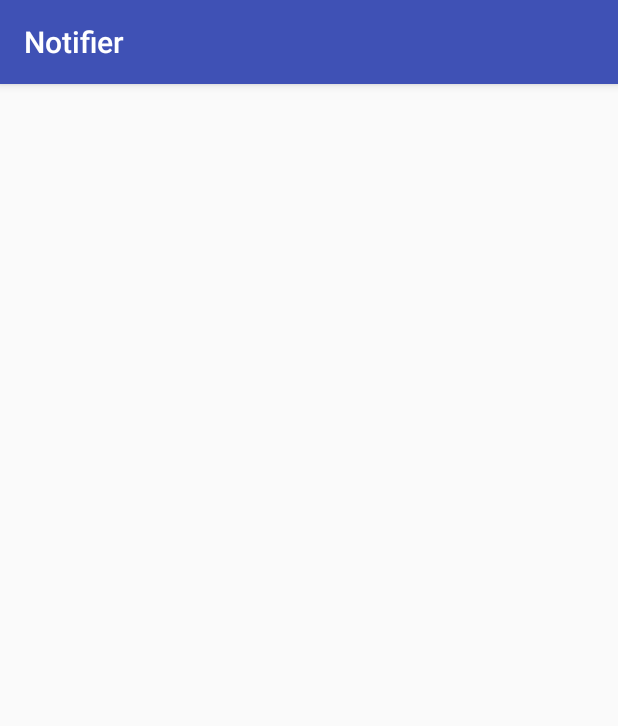
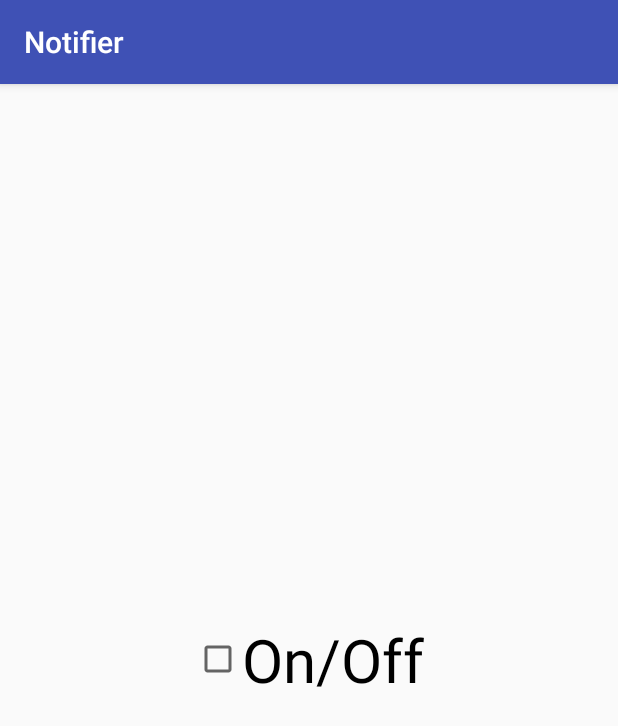
Before and after one commit to Akitektuo/Notifier, an Android app: the screen it shows after launch (MainActivity), on a phone screen of 412 x 824 dp. Shown: the top 726 px of the screen. Run offline under Robolectric (Android 15) with nearby library versions, the phone set to English and light mode, and no system bars.

Commit message:
Added preferences

```diff
--- a/app/src/main/java/com/akitektuo/notifier/MainActivity.java
+++ b/app/src/main/java/com/akitektuo/notifier/MainActivity.java
@@ -5,11 +5,14 @@ import android.media.AudioManager;
 import android.media.SoundPool;
 import android.os.Bundle;
 import android.support.v7.app.AppCompatActivity;
+import android.widget.CheckBox;
+import android.widget.CompoundButton;
 
 public class MainActivity extends AppCompatActivity {
 
     public static SoundPool sound;
     public static int soundId;
+    public static Preference preference;
 
     @Override
     protected void onCreate(Bundle savedInstanceState) {
@@ -17,6 +20,14 @@ public class MainActivity extends AppCompatActivity {
         setContentView(R.layout.activity_main);
         sound = new SoundPool(8, AudioManager.STREAM_MUSIC, 0);
         soundId = sound.load(this, R.raw.sound, 1);
+        CheckBox checkOnOff = (CheckBox) findViewById(R.id.check_on_off);
+        preference = new Preference(this);
+        checkOnOff.setOnCheckedChangeListener(new CompoundButton.OnCheckedChangeListener() {
+            @Override
+            public void onCheckedChanged(CompoundButton compoundButton, boolean b) {
+                preference.setPreference(Preference.KEY_ON_OFF, b);
+            }
+        });
         startService(new Intent(this, SoundNotifier.class));
     }
 
--- /dev/null
+++ b/app/src/main/java/com/akitektuo/notifier/Preference.java
@@ -0,0 +1,37 @@
+package com.akitektuo.notifier;
+
+import android.content.Context;
+import android.content.SharedPreferences;
+
+/**
+ * Created by AoD Akitektuo on 23-Apr-17 at 10:12.
+ */
+
+public class Preference {
+
+    static final String KEY_INITIALIZE = "initialize";
+    static final String KEY_ON_OFF = "on_off";
+    private SharedPreferences sharedPreferences;
+    private SharedPreferences.Editor editor;
+
+    public Preference(Context context) {
+        if (sharedPreferences == null) {
+            sharedPreferences = context.getSharedPreferences(KEY_INITIALIZE, Context.MODE_PRIVATE);
+            editor = sharedPreferences.edit();
+        }
+    }
+
+    private void savePreferences() {
+        editor.commit();
+    }
+
+    public void setPreference(String key, boolean bool) {
+        editor.putBoolean(key, bool);
+        savePreferences();
+    }
+
+    public boolean getPreferenceBoolean(String key) {
+        return sharedPreferences.getBoolean(key, false);
+    }
+
+}
--- a/app/src/main/java/com/akitektuo/notifier/SoundNotifier.java
+++ b/app/src/main/java/com/akitektuo/notifier/SoundNotifier.java
@@ -4,6 +4,7 @@ import android.accessibilityservice.AccessibilityService;
 import android.os.Handler;
 import android.view.accessibility.AccessibilityEvent;
 
+import static com.akitektuo.notifier.MainActivity.preference;
 import static com.akitektuo.notifier.MainActivity.sound;
 import static com.akitektuo.notifier.MainActivity.soundId;
 
@@ -15,7 +16,8 @@ public class SoundNotifier extends AccessibilityService {
 
     @Override
     public void onAccessibilityEvent(AccessibilityEvent event) {
-        if (event.getEventType() == AccessibilityEvent.TYPE_NOTIFICATION_STATE_CHANGED) {
+        if (preference.getPreferenceBoolean(Preference.KEY_ON_OFF) &&
+                event.getEventType() == AccessibilityEvent.TYPE_NOTIFICATION_STATE_CHANGED) {
             sound.play(soundId, 1, 1, 1, 0, 1);
             new Handler().postDelayed(new Runnable() {
                 @Override
--- a/app/src/main/res/layout/activity_main.xml
+++ b/app/src/main/res/layout/activity_main.xml
@@ -1,8 +1,16 @@
 <?xml version="1.0" encoding="utf-8"?>
-<android.support.constraint.ConstraintLayout xmlns:android="http://schemas.android.com/apk/res/android"
+<RelativeLayout xmlns:android="http://schemas.android.com/apk/res/android"
     xmlns:tools="http://schemas.android.com/tools"
     android:layout_width="match_parent"
     android:layout_height="match_parent"
     tools:context="com.akitektuo.notifier.MainActivity">
 
-</android.support.constraint.ConstraintLayout>
+    <CheckBox
+        android:id="@+id/check_on_off"
+        android:layout_width="wrap_content"
+        android:layout_height="wrap_content"
+        android:layout_centerInParent="true"
+        android:text="@string/on_off"
+        android:textSize="40sp" />
+
+</RelativeLayout>
--- a/app/src/main/res/values/strings.xml
+++ b/app/src/main/res/values/strings.xml
@@ -1,4 +1,5 @@
 <resources>
     <string name="app_name">Notifier</string>
     <string name="description">Turn on for sound when notifications appear.</string>
+    <string name="on_off">On/Off</string>
 </resources>
```
